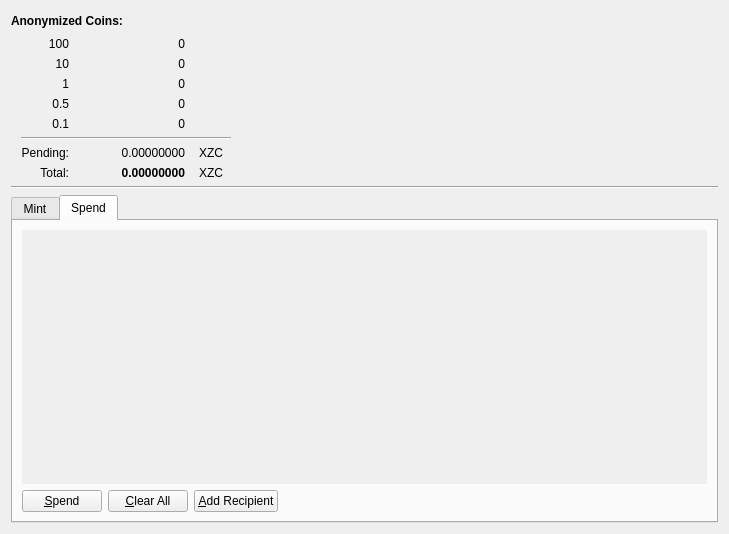
Above: src/qt/forms/sigmapage.ui from firoorg/firo before the change. Below: the same form after it.
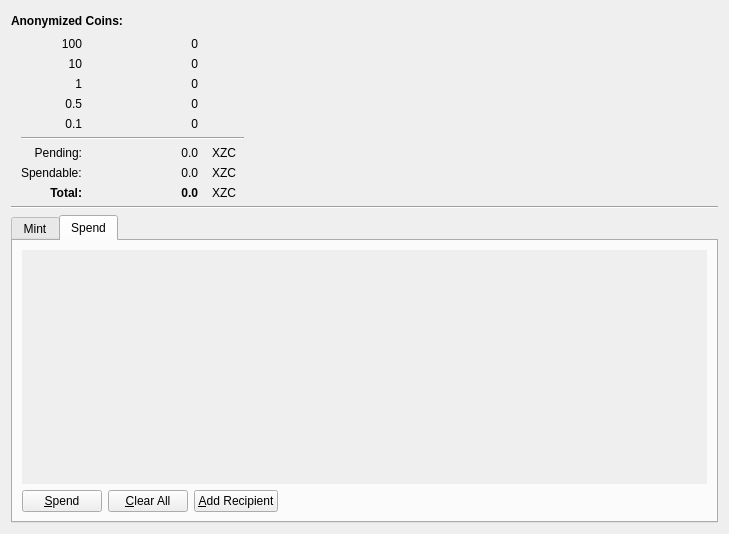
That is the form after the change. Icons and pictures are not drawn.

What changed in the file:
```diff
--- a/src/qt/forms/sigmapage.ui
+++ b/src/qt/forms/sigmapage.ui
@@ -53,58 +53,6 @@
          <property name="leftMargin">
           <number>10</number>
          </property>
-         <item row="6" column="0">
-          <widget class="QLabel" name="label_11">
-           <property name="text">
-            <string>Pending:</string>
-           </property>
-           <property name="alignment">
-            <set>Qt::AlignRight|Qt::AlignTrailing|Qt::AlignVCenter</set>
-           </property>
-          </widget>
-         </item>
-         <item row="3" column="0">
-          <widget class="QLabel" name="label_denom_05">
-           <property name="text">
-            <string>0.5</string>
-           </property>
-           <property name="alignment">
-            <set>Qt::AlignRight|Qt::AlignTrailing|Qt::AlignVCenter</set>
-           </property>
-          </widget>
-         </item>
-         <item row="7" column="2">
-          <widget class="QLabel" name="label_19">
-           <property name="sizePolicy">
-            <sizepolicy hsizetype="Fixed" vsizetype="Preferred">
-             <horstretch>0</horstretch>
-             <verstretch>0</verstretch>
-            </sizepolicy>
-           </property>
-           <property name="minimumSize">
-            <size>
-             <width>40</width>
-             <height>0</height>
-            </size>
-           </property>
-           <property name="text">
-            <string>XZC</string>
-           </property>
-           <property name="alignment">
-            <set>Qt::AlignCenter</set>
-           </property>
-          </widget>
-         </item>
-         <item row="2" column="1">
-          <widget class="QLabel" name="label_denom_amount_1">
-           <property name="text">
-            <string>0</string>
-           </property>
-           <property name="alignment">
-            <set>Qt::AlignRight|Qt::AlignTrailing|Qt::AlignVCenter</set>
-           </property>
-          </widget>
-         </item>
          <item row="5" column="0" colspan="3">
           <layout class="QFormLayout" name="formLayout_2">
            <property name="horizontalSpacing">
@@ -119,16 +67,6 @@
            </item>
           </layout>
          </item>
-         <item row="7" column="0">
-          <widget class="QLabel" name="label_12">
-           <property name="text">
-            <string>Total:</string>
-           </property>
-           <property name="alignment">
-            <set>Qt::AlignRight|Qt::AlignTrailing|Qt::AlignVCenter</set>
-           </property>
-          </widget>
-         </item>
          <item row="4" column="0">
           <widget class="QLabel" name="label_denom_01">
            <property name="text">
@@ -139,6 +77,170 @@
            </property>
           </widget>
          </item>
+         <item row="2" column="0">
+          <widget class="QLabel" name="label_denom_1">
+           <property name="text">
+            <string>1</string>
+           </property>
+           <property name="alignment">
+            <set>Qt::AlignRight|Qt::AlignTrailing|Qt::AlignVCenter</set>
+           </property>
+          </widget>
+         </item>
+         <item row="2" column="1">
+          <widget class="QLabel" name="amountDenom1">
+           <property name="text">
+            <string>0</string>
+           </property>
+           <property name="alignment">
+            <set>Qt::AlignRight|Qt::AlignTrailing|Qt::AlignVCenter</set>
+           </property>
+          </widget>
+         </item>
+         <item row="1" column="1">
+          <widget class="QLabel" name="amountDenom10">
+           <property name="text">
+            <string>0</string>
+           </property>
+           <property name="alignment">
+            <set>Qt::AlignRight|Qt::AlignTrailing|Qt::AlignVCenter</set>
+           </property>
+          </widget>
+         </item>
+         <item row="8" column="2">
+          <widget class="QLabel" name="label_19">
+           <property name="sizePolicy">
+            <sizepolicy hsizetype="Fixed" vsizetype="Preferred">
+             <horstretch>0</horstretch>
+             <verstretch>0</verstretch>
+            </sizepolicy>
+           </property>
+           <property name="minimumSize">
+            <size>
+             <width>40</width>
+             <height>0</height>
+            </size>
+           </property>
+           <property name="text">
+            <string>XZC</string>
+           </property>
+           <property name="alignment">
+            <set>Qt::AlignCenter</set>
+           </property>
+          </widget>
+         </item>
+         <item row="8" column="1">
+          <widget class="QLabel" name="total">
+           <property name="sizePolicy">
+            <sizepolicy hsizetype="Fixed" vsizetype="Preferred">
+             <horstretch>0</horstretch>
+             <verstretch>0</verstretch>
+            </sizepolicy>
+           </property>
+           <property name="minimumSize">
+            <size>
+             <width>110</width>
+             <height>0</height>
+            </size>
+           </property>
+           <property name="font">
+            <font>
+             <weight>75</weight>
+             <bold>true</bold>
+            </font>
+           </property>
+           <property name="text">
+            <string>0.0</string>
+           </property>
+           <property name="alignment">
+            <set>Qt::AlignRight|Qt::AlignTrailing|Qt::AlignVCenter</set>
+           </property>
+          </widget>
+         </item>
+         <item row="6" column="1">
+          <widget class="QLabel" name="pending">
+           <property name="sizePolicy">
+            <sizepolicy hsizetype="Fixed" vsizetype="Preferred">
+             <horstretch>0</horstretch>
+             <verstretch>0</verstretch>
+            </sizepolicy>
+           </property>
+           <property name="minimumSize">
+            <size>
+             <width>110</width>
+             <height>0</height>
+            </size>
+           </property>
+           <property name="font">
+            <font>
+             <weight>50</weight>
+             <bold>false</bold>
+            </font>
+           </property>
+           <property name="text">
+            <string>0.0</string>
+           </property>
+           <property name="alignment">
+            <set>Qt::AlignRight|Qt::AlignTrailing|Qt::AlignVCenter</set>
+           </property>
+          </widget>
+         </item>
+         <item row="3" column="1">
+          <widget class="QLabel" name="amountDenom05">
+           <property name="text">
+            <string>0</string>
+           </property>
+           <property name="alignment">
+            <set>Qt::AlignRight|Qt::AlignTrailing|Qt::AlignVCenter</set>
+           </property>
+          </widget>
+         </item>
+         <item row="3" column="0">
+          <widget class="QLabel" name="label_denom_05">
+           <property name="text">
+            <string>0.5</string>
+           </property>
+           <property name="alignment">
+            <set>Qt::AlignRight|Qt::AlignTrailing|Qt::AlignVCenter</set>
+           </property>
+          </widget>
+         </item>
+         <item row="0" column="1">
+          <widget class="QLabel" name="amountDenom100">
+           <property name="text">
+            <string>0</string>
+           </property>
+           <property name="alignment">
+            <set>Qt::AlignRight|Qt::AlignTrailing|Qt::AlignVCenter</set>
+           </property>
+          </widget>
+         </item>
+         <item row="1" column="0">
+          <widget class="QLabel" name="label_denom_10">
+           <property name="text">
+            <string>10</string>
+           </property>
+           <property name="alignment">
+            <set>Qt::AlignRight|Qt::AlignTrailing|Qt::AlignVCenter</set>
+           </property>
+          </widget>
+         </item>
+         <item row="8" column="0">
+          <widget class="QLabel" name="label_12">
+           <property name="font">
+            <font>
+             <weight>75</weight>
+             <bold>true</bold>
+            </font>
+           </property>
+           <property name="text">
+            <string>Total:</string>
+           </property>
+           <property name="alignment">
+            <set>Qt::AlignRight|Qt::AlignTrailing|Qt::AlignVCenter</set>
+           </property>
+          </widget>
+         </item>
          <item row="0" column="0">
           <widget class="QLabel" name="label_denom_100">
            <property name="text">
@@ -150,17 +252,7 @@
           </widget>
          </item>
          <item row="4" column="1">
-          <widget class="QLabel" name="label_denom_amount_01">
-           <property name="text">
-            <string>0</string>
-           </property>
-           <property name="alignment">
-            <set>Qt::AlignRight|Qt::AlignTrailing|Qt::AlignVCenter</set>
-           </property>
-          </widget>
-         </item>
-         <item row="1" column="1">
-          <widget class="QLabel" name="label_denom_amount_10">
+          <widget class="QLabel" name="amountDenom01">
            <property name="text">
             <string>0</string>
            </property>
@@ -191,96 +283,37 @@
            </property>
           </widget>
          </item>
-         <item row="1" column="0">
-          <widget class="QLabel" name="label_denom_10">
+         <item row="6" column="0">
+          <widget class="QLabel" name="label_11">
            <property name="text">
-            <string>10</string>
+            <string>Pending:</string>
            </property>
            <property name="alignment">
             <set>Qt::AlignRight|Qt::AlignTrailing|Qt::AlignVCenter</set>
            </property>
           </widget>
          </item>
-         <item row="0" column="1">
-          <widget class="QLabel" name="label_denom_amount_100">
+         <item row="7" column="0">
+          <widget class="QLabel" name="label_6">
            <property name="text">
-            <string>0</string>
+            <string>Spendable:</string>
            </property>
-           <property name="alignment">
-            <set>Qt::AlignRight|Qt::AlignTrailing|Qt::AlignVCenter</set>
-           </property>
           </widget>
          </item>
-         <item row="6" column="1">
-          <widget class="QLabel" name="label_pending">
-           <property name="sizePolicy">
-            <sizepolicy hsizetype="Fixed" vsizetype="Preferred">
-             <horstretch>0</horstretch>
-             <verstretch>0</verstretch>
-            </sizepolicy>
-           </property>
-           <property name="minimumSize">
-            <size>
-             <width>110</width>
-             <height>0</height>
-            </size>
-           </property>
-           <property name="font">
-            <font>
-             <weight>50</weight>
-             <bold>false</bold>
-            </font>
-           </property>
+         <item row="7" column="2">
+          <widget class="QLabel" name="label_7">
            <property name="text">
-            <string>0.00000000</string>
+            <string>XZC</string>
            </property>
            <property name="alignment">
-            <set>Qt::AlignRight|Qt::AlignTrailing|Qt::AlignVCenter</set>
-           </property>
-          </widget>
-         </item>
-         <item row="2" column="0">
-          <widget class="QLabel" name="label_denom_1">
-           <property name="text">
-            <string>1</string>
-           </property>
-           <property name="alignment">
-            <set>Qt::AlignRight|Qt::AlignTrailing|Qt::AlignVCenter</set>
+            <set>Qt::AlignCenter</set>
            </property>
           </widget>
          </item>
          <item row="7" column="1">
-          <widget class="QLabel" name="label_total">
-           <property name="sizePolicy">
-            <sizepolicy hsizetype="Fixed" vsizetype="Preferred">
-             <horstretch>0</horstretch>
-             <verstretch>0</verstretch>
-            </sizepolicy>
-           </property>
-           <property name="minimumSize">
-            <size>
-             <width>110</width>
-             <height>0</height>
-            </size>
-           </property>
-           <property name="font">
-            <font>
-             <weight>75</weight>
-             <bold>true</bold>
-            </font>
-           </property>
+          <widget class="QLabel" name="spendable">
            <property name="text">
-            <string>0.00000000</string>
-           </property>
-           <property name="alignment">
-            <set>Qt::AlignRight|Qt::AlignTrailing|Qt::AlignVCenter</set>
-           </property>
-          </widget>
-         </item>
-         <item row="3" column="1">
-          <widget class="QLabel" name="label_denom_amount_05">
-           <property name="text">
-            <string>0</string>
+            <string>0.0</string>
            </property>
            <property name="alignment">
             <set>Qt::AlignRight|Qt::AlignTrailing|Qt::AlignVCenter</set>
```
